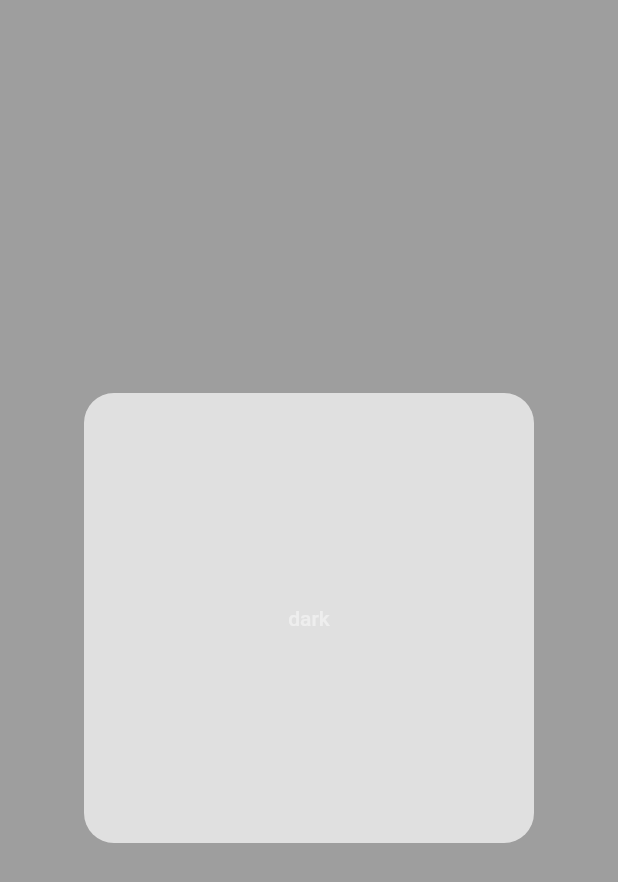
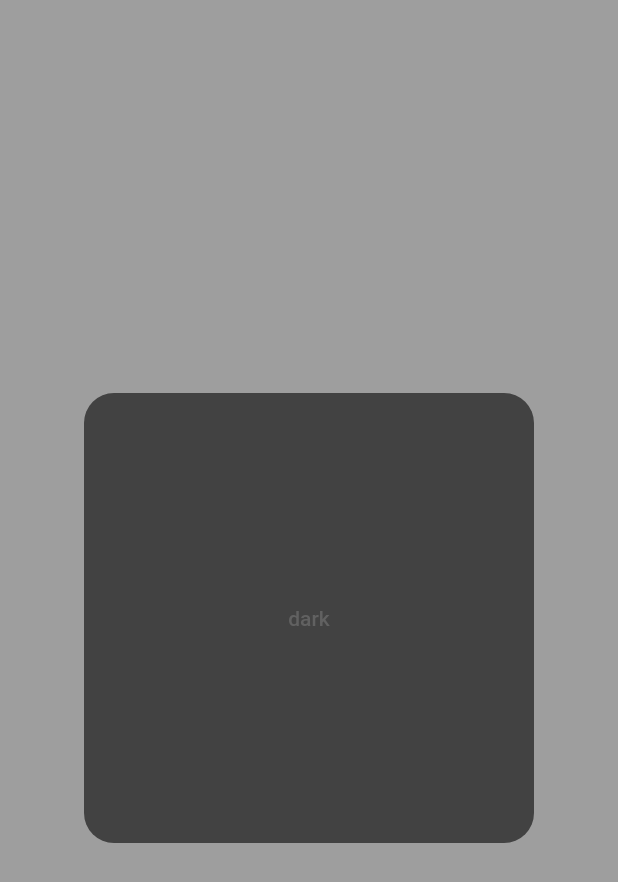
Before and after one commit to habeebputhiyakath/darkTheme, a Flutter app: the screen it shows after launch, after a tap on "dark", on a phone screen of 412 x 824 dp. Shown: the top 882 px of the screen. Run offline on Flutter 3.47's test engine with Material 2 defaults, Android fonts, the phone set to English and light mode, and no system bars.

Commit message:
provider

```diff
--- /dev/null
+++ b/lib/controller/theme_provider.dart
@@ -0,0 +1,23 @@
+import 'package:flutter/material.dart';
+import 'package:light_dark_mode/theme/theme.dart';
+
+class ThemeProvider with ChangeNotifier {
+
+         ThemeData _themeData = lightMode;
+
+         ThemeData get themeData => _themeData;
+
+         set themeData(ThemeData themeData){
+          _themeData = themeData;
+          notifyListeners();
+         }
+
+             changeTheme(){
+              if (_themeData == lightMode) {
+                themeData = darkMode;
+              }else{
+                themeData =lightMode;
+              }
+             }
+
+}
--- a/lib/main.dart
+++ b/lib/main.dart
@@ -1,10 +1,14 @@
 import 'package:flutter/material.dart';
+import 'package:light_dark_mode/controller/theme_provider.dart';
 import 'package:light_dark_mode/theme/theme.dart';
 import 'package:light_dark_mode/view/home_page.dart';
+import 'package:provider/provider.dart';
 
 void main(List<String> args) {
     WidgetsFlutterBinding.ensureInitialized();
-  runApp(myapp());
+  runApp(ChangeNotifierProvider(create:(context) =>  ThemeProvider(),
+  child: myapp(),
+  ));
 }
 class myapp extends StatelessWidget {
   const myapp({super.key});
@@ -13,9 +17,10 @@ class myapp extends StatelessWidget {
   Widget build(BuildContext context) {
     return MaterialApp(
       home: Homepage(),
-     theme: lightMode,
+    //  theme: lightMode,
 
-      darkTheme: darkMode,
+     // darkTheme: darkMode,
+    theme: Provider.of<ThemeProvider>(context).themeData,
 
 
     );
--- a/lib/view/home_page.dart
+++ b/lib/view/home_page.dart
@@ -1,4 +1,6 @@
 import 'package:flutter/material.dart';
+import 'package:light_dark_mode/controller/theme_provider.dart';
+import 'package:provider/provider.dart';
 
 class Homepage extends StatefulWidget {
   const Homepage({super.key});
@@ -16,7 +18,7 @@ class _HomepageState extends State<Homepage> {
         child: Container(width: 300,height: 300,
        decoration: BoxDecoration(color: Theme.of(context).colorScheme.primary,borderRadius: BorderRadius.circular(20)),
         child:TextButton(onPressed: () {
-
+          Provider.of<ThemeProvider>(context,listen: false).changeTheme();
         }, child: Text("dark", style: TextStyle(color: Theme.of(context).colorScheme.secondary ),)) ,
 
         ),
--- a/pubspec.yaml
+++ b/pubspec.yaml
@@ -35,6 +35,7 @@ dependencies:
   # The following adds the Cupertino Icons font to your application.
   # Use with the CupertinoIcons class for iOS style icons.
   cupertino_icons: ^1.0.2
+  provider: ^6.0.5
 
 dev_dependencies:
   flutter_test:
```
Also changed, not shown: pubspec.lock.
